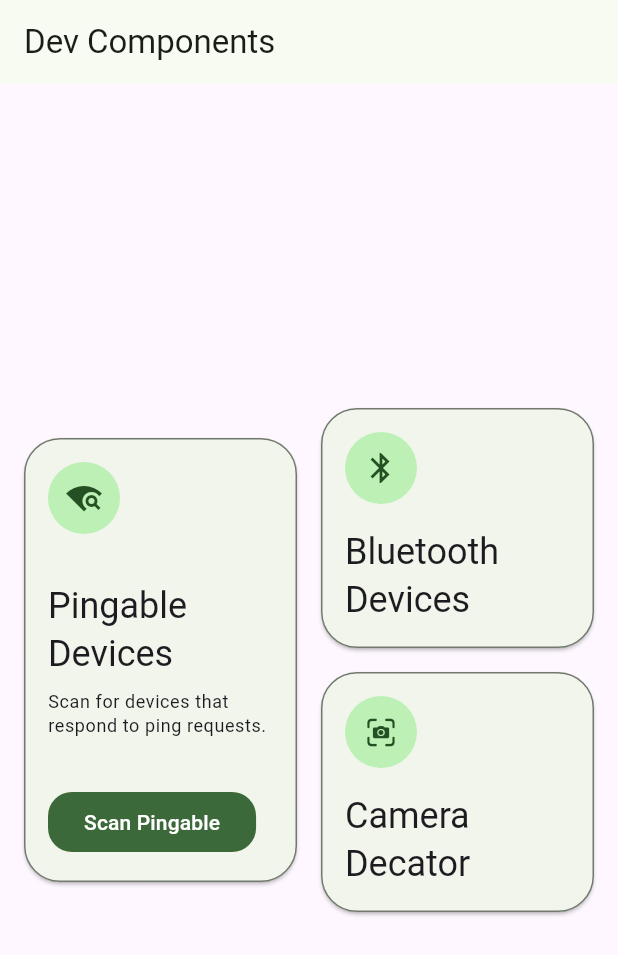
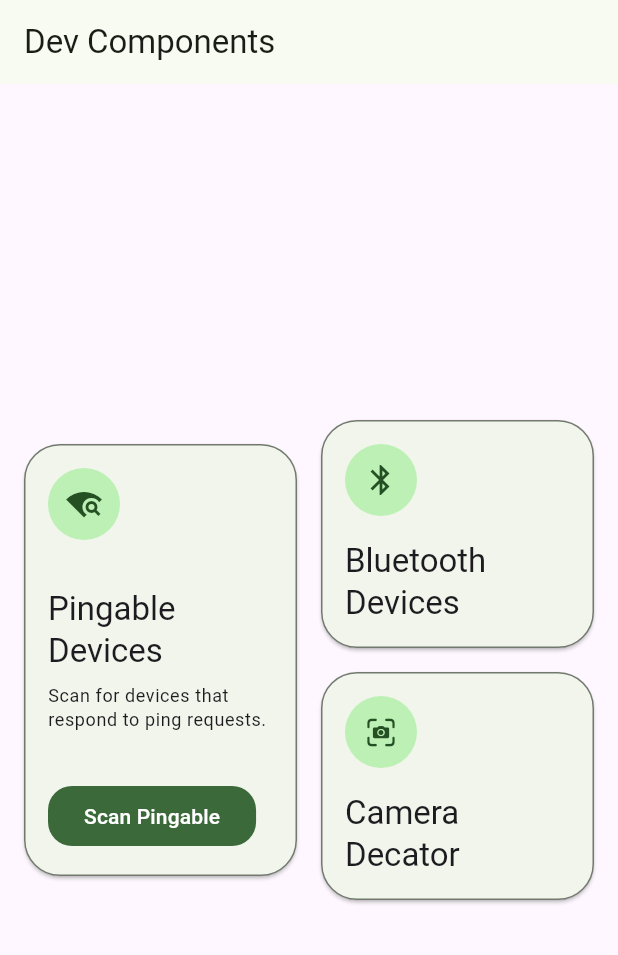
Before and after one commit to Thixq/spy_scanner_neon_apps, a Flutter app: the screen it shows after launch, on a phone screen of 412 x 824 dp. Shown: the top 955 px of the screen. Run offline on Flutter 3.47's test engine with Material 3 defaults, Android fonts, the phone set to English and light mode, and no system bars; our stand-ins replace get_it; missing offline and left inert: flutter_reactive_ble, network_tools, nsd.

Commit message:
scan_card ui fixed

```diff
--- a/lib/feature/components/scan_card.dart
+++ b/lib/feature/components/scan_card.dart
@@ -46,7 +46,7 @@ class _ScanCardState extends State<ScanCard> {
   Widget build(BuildContext context) {
     // Çocukları koşullu oluşturuyoruz; buton yoksa listeye eklemiyoruz -> spacing otomatik
     final children = <Widget>[
-      _buildContentIcon(widget.icon),
+      _buildContentIcon(context, widget.icon),
       _buildTitleAndSubTitle(
         context,
         title: widget.contentTitle,
@@ -79,10 +79,12 @@ class _ScanCardState extends State<ScanCard> {
     );
   }
 
-  CircleAvatar _buildContentIcon(IconData iconData) {
+  CircleAvatar _buildContentIcon(BuildContext context, IconData iconData) {
     return CircleAvatar(
       radius: AppSizes.large,
-      child: Icon(iconData),
+      child: Icon(
+        iconData,
+      ),
     );
   }
 
@@ -105,7 +107,7 @@ class _ScanCardState extends State<ScanCard> {
       children: [
         Text(
           title,
-          style: context.textTheme.headlineSmall,
+          style: context.textTheme.titleLarge,
         ),
         if (subTitle != null) ...[
           Text(subTitle, style: context.textTheme.bodySmall),
```
